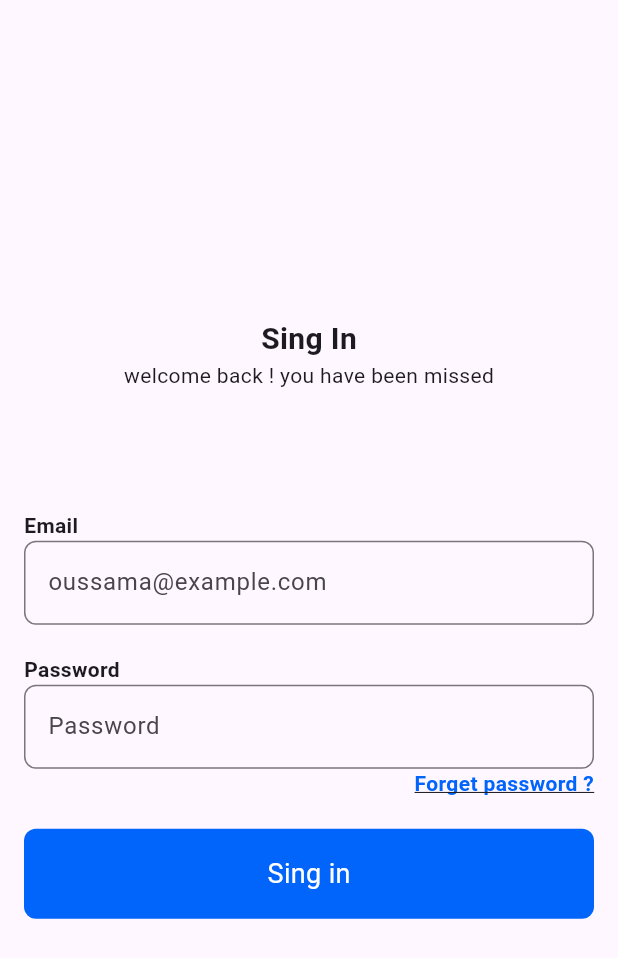
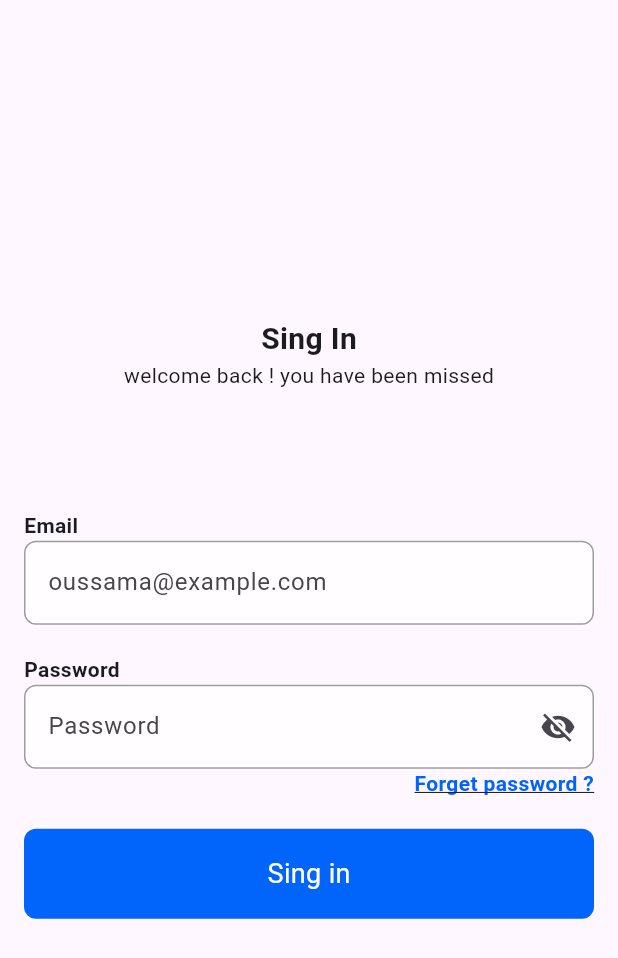
Before and after one commit to 1oussamai/doctor-Appointment, a Flutter app: the LoginPageBody screen opened directly, on a phone screen of 412 x 824 dp. Shown: the top 958 px of the screen. Run offline on Flutter 3.47's test engine with Material 3 defaults, Android fonts, the phone set to English and light mode, and no system bars; our stand-ins replace smooth_page_indicator.

Commit message:
decorate my costum text field

```diff
--- a/lib/screens/home_page.dart
+++ b/lib/screens/home_page.dart
@@ -7,7 +7,7 @@ class HomePage extends StatelessWidget {
   Widget build(BuildContext context) {
     return Scaffold(
       body: Container(
-        child: Center(
+        child: const Center(
           child: Text('Home page'),
         ),
       ),
--- a/lib/screens/onBoarding_screen.dart
+++ b/lib/screens/onBoarding_screen.dart
@@ -6,6 +6,6 @@ class PageViewScreen extends StatelessWidget {
 
   @override
   Widget build(BuildContext context) {
-    return OnboardingScreenBody();
+    return const OnboardingScreenBody();
   }
 }
--- a/lib/widget/costom_bottom.dart
+++ b/lib/widget/costom_bottom.dart
@@ -19,7 +19,7 @@ class CostomBottom extends StatelessWidget {
         child: Center(
           child: Text(
             text,
-            style: TextStyle(
+            style: const TextStyle(
               color: Colors.white,
               fontSize: 18,
             ),
--- a/lib/widget/custom_text_field.dart
+++ b/lib/widget/custom_text_field.dart
@@ -3,21 +3,30 @@ import 'package:flutter/material.dart';
 
 class CustomTextField extends StatelessWidget {
   const CustomTextField({
-    super.key, required this.hintText,
+    super.key,
+    required this.hintText, this.suffixIcon,
   });
-final String hintText;
+  final String hintText;
+  final Widget? suffixIcon;
   @override
   Widget build(BuildContext context) {
     return TextField(
       decoration: InputDecoration(
-        fillColor: Colors.green,
+        fillColor: Colors.white70,
         hintText: hintText,
+        filled: true,
+        suffixIcon: suffixIcon,
         border: OutlineInputBorder(
-          borderSide: BorderSide(color: kPrimeryColor),
+          borderSide: const BorderSide(color: kPrimeryColor),
           borderRadius: BorderRadius.circular(8),
         ),
         focusedBorder: OutlineInputBorder(
-          borderSide: BorderSide(color: kPrimeryColor),
+          borderSide: const BorderSide(color: kPrimeryColor),
+          borderRadius: BorderRadius.circular(8),
+        ),
+        enabledBorder: OutlineInputBorder(
+          borderSide: const BorderSide(color: Colors.grey),
+          borderRadius: BorderRadius.circular(8),
         ),
       ),
     );
--- a/lib/widget/login_page_body.dart
+++ b/lib/widget/login_page_body.dart
@@ -57,6 +57,7 @@ class LoginPageBody extends StatelessWidget {
               ),
               const CustomTextField(
                 hintText: 'Password',
+                suffixIcon: Icon(Icons.visibility_off),
               ),
               const Row(
                 mainAxisAlignment: MainAxisAlignment.end,
```
